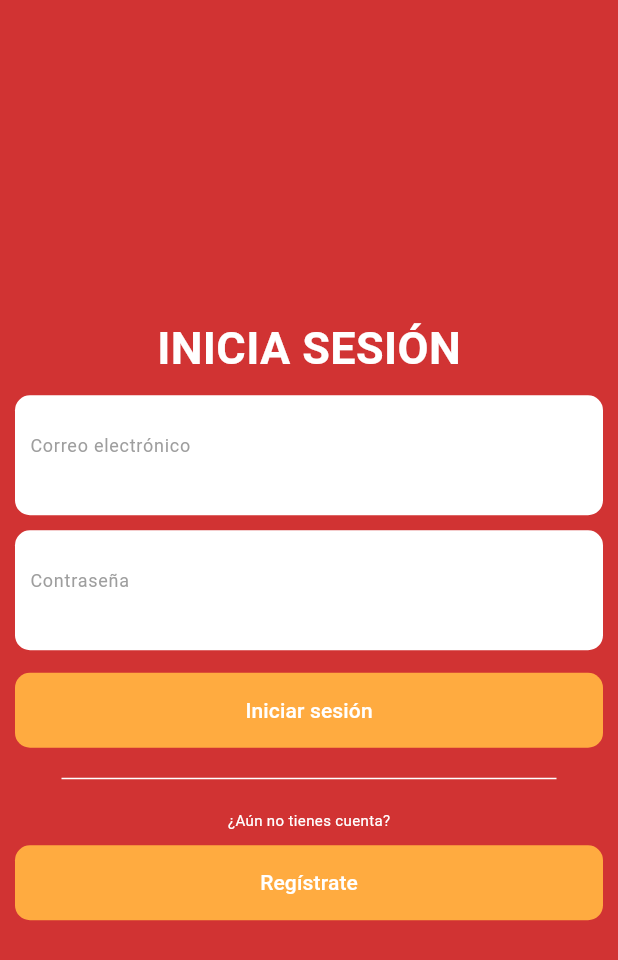
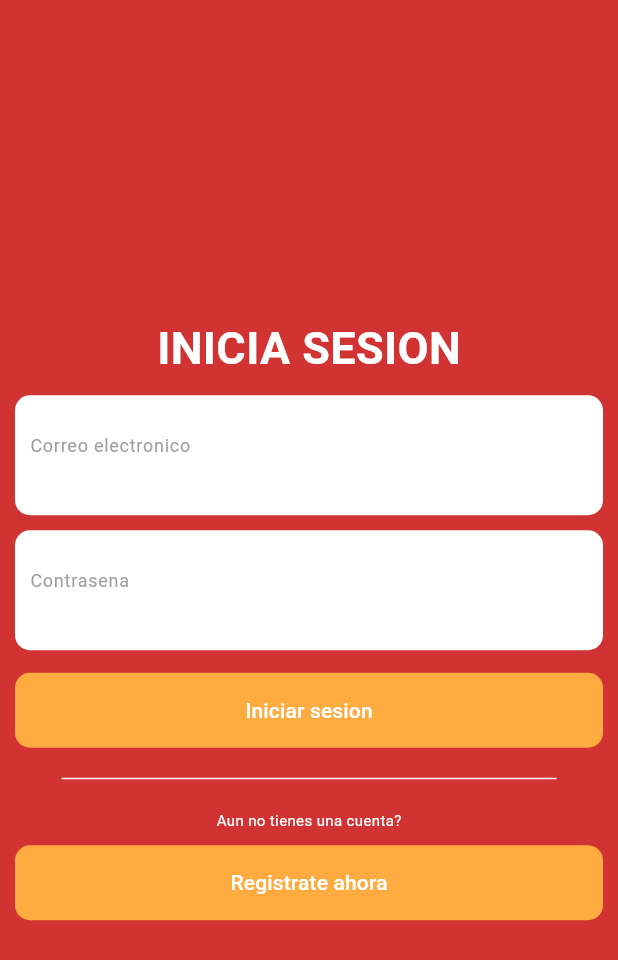
Before and after one commit to Emergentez/alquilafacil-mobile-app, a Flutter app: the screen it shows after launch, on a phone screen of 412 x 824 dp. Shown: the top 960 px of the screen. Run offline on Flutter 3.47's test engine with Material 3 defaults, Android fonts, the phone set to English and light mode, and no system bars; our stand-ins replace dio, firebase_auth, firebase_core, flutter_rating, google_sign_in, image_picker and 4 more; missing offline and left inert: flutter_facebook_auth, flutter_paypal_payment; accounts and stored records are empty; generated files the repository leaves out were written again.

Commit message:
feat(i18n): add translations to authentication screens
- Implement i18n in login.dart with AppLocalizations
- Implement i18n in register.dart for all form fields and messages

```diff
--- a/lib/auth/presentation/screens/login.dart
+++ b/lib/auth/presentation/screens/login.dart
@@ -3,6 +3,7 @@ import 'package:alquilafacil/public/presentation/widgets/custom_dialog.dart';
 import 'package:alquilafacil/spaces/presentation/screens/search_spaces.dart';
 import 'package:firebase_auth/firebase_auth.dart';
 import 'package:flutter/material.dart';
+import 'package:flutter_gen/gen_l10n/app_localizations.dart';
 import 'package:provider/provider.dart';
 import '../../../public/ui/theme/main_theme.dart';
 import '../widgets/auth_text_field.dart';
@@ -13,6 +14,7 @@ class Login extends StatelessWidget {
   @override
   Widget build(BuildContext context) {
     final signInProvider = context.watch<SignInProvider>();
+    final l10n = AppLocalizations.of(context)!;
     return Scaffold(
       backgroundColor: MainTheme.primary(context),
       body: Padding(
@@ -22,12 +24,12 @@ class Login extends StatelessWidget {
           child: Column(
             mainAxisAlignment: MainAxisAlignment.center,
             children: <Widget>[
-              const Text("INICIA SESIÓN",
-                  style: TextStyle(fontSize: 30.0, fontWeight: FontWeight.bold, color: Colors.white)),
+              Text(l10n.loginTitle,
+                  style: const TextStyle(fontSize: 30.0, fontWeight: FontWeight.bold, color: Colors.white)),
               const SizedBox(height: 10),
               AuthTextField(
-                textLabel: 'Correo electrónico',
-                textHint: 'Ingrese correo electrónico',
+                textLabel: l10n.email,
+                textHint: l10n.email,
                 isPassword: false,
                 param: signInProvider.email,
                 onChanged: (newEmail) {
@@ -39,8 +41,8 @@ class Login extends StatelessWidget {
               ),
               const SizedBox(height: 10),
               AuthTextField(
-                textLabel: 'Contraseña',
-                textHint: 'Ingrese contraseña',
+                textLabel: l10n.password,
+                textHint: l10n.password,
                 isPassword: true,
                 param: signInProvider.password,
                 onChanged: (newPassword) {
@@ -59,13 +61,13 @@ class Login extends StatelessWidget {
                   try{
                     await signInProvider.signIn();
                     if(signInProvider.token.isNotEmpty){
-                      await showDialog(context: context, builder: (_) => const CustomDialog(title: "Inicio de sesión exitoso", route:"/search-space"));
+                      await showDialog(context: context, builder: (_) => CustomDialog(title: l10n.reservationSuccess, route:"/search-space"));
                     }
                   } catch(_){
-                     await showDialog(context: context, builder: (_) => const CustomDialog(title: "Correo electrónico o contraseña incorrectos", route:"/login"));
+                     await showDialog(context: context, builder: (_) => CustomDialog(title: l10n.invalidCredentials, route:"/login"));
                   }
                   },
-                  child: const Text("Iniciar sesión"),
+                  child: Text(l10n.loginButton),
                 ),
               ),
               const SizedBox(height: 20.0),
@@ -75,9 +77,9 @@ class Login extends StatelessWidget {
                 decoration: BoxDecoration(color: MainTheme.background(context)),
               ),
               const SizedBox(height: 20),
-              const Text(
-                  "¿Aún no tienes cuenta?",
-                style: TextStyle(
+              Text(
+                  l10n.noAccount,
+                style: const TextStyle(
                   fontSize: 10.0,
                   color: Colors.white
                 )
@@ -90,7 +92,7 @@ class Login extends StatelessWidget {
                       onPressed: (){
                         Navigator.pushReplacementNamed(context, "/sign-up");
                       },
-                      child: const Text("Regístrate")
+                      child: Text(l10n.registerButton)
                   ),
               ),
 
```
Also changed, not shown: lib/auth/presentation/screens/register.dart (+37 -35 lines).
